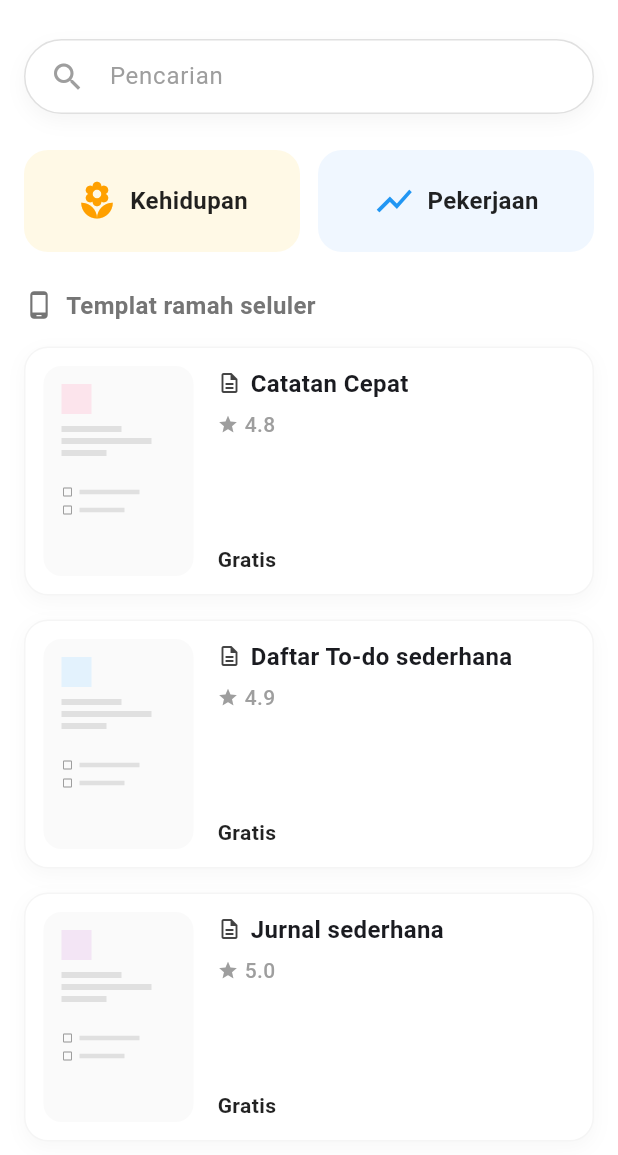
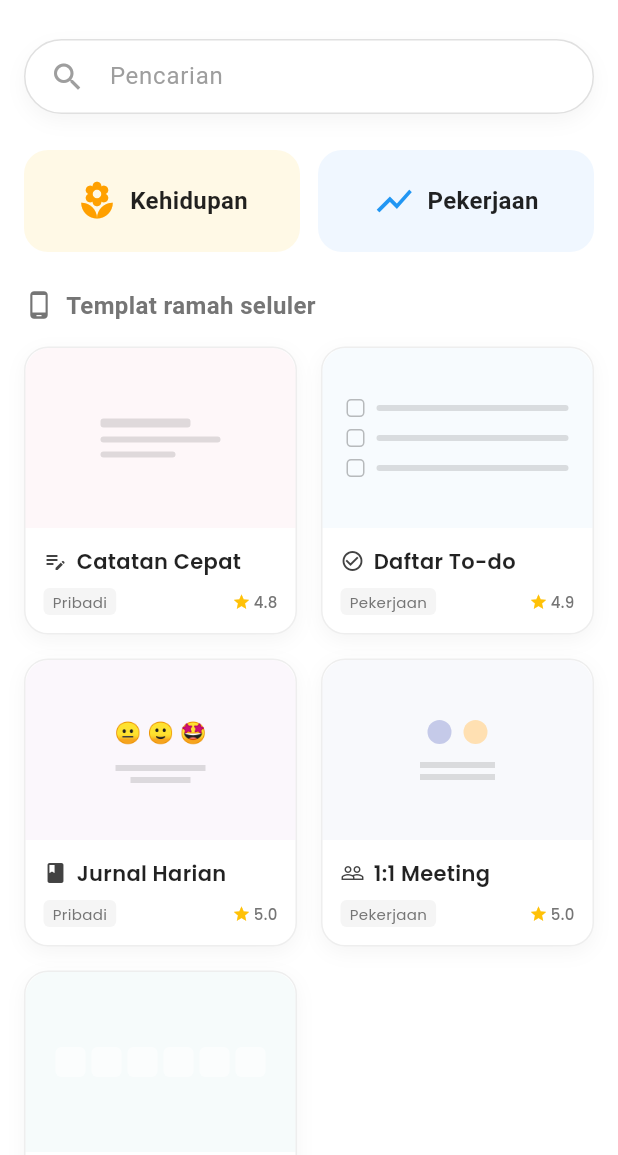
Before and after one commit to KishiEdward/Notes_App_UAS, a Flutter app: the TemplatePage screen opened directly, on a phone screen of 412 x 824 dp, the part 81-1236 px from its top. Run offline on Flutter 3.47's test engine with Material 3 defaults, Android fonts, the phone set to English and light mode, and no system bars; our stand-ins replace cloud_firestore, firebase_auth, firebase_core, google_fonts, google_sign_in, lottie; accounts and stored records are empty.

Commit message:
update tampilan dan isi template

```diff
--- a/lib/pages/template_page.dart
+++ b/lib/pages/template_page.dart
@@ -1,4 +1,6 @@
 import 'package:flutter/material.dart';
+import 'package:flutter_staggered_grid_view/flutter_staggered_grid_view.dart';
+import 'package:google_fonts/google_fonts.dart';
 import 'package:notesapp/models/template_model.dart';
 import 'package:notesapp/pages/note_editor_page.dart';
 
@@ -8,39 +10,39 @@ class TemplatePage extends StatelessWidget {
   static final List<NoteTemplate> _templates = [
     NoteTemplate(
       title: 'Catatan Cepat',
-      content: '',
+      content: '📝 **Catatan Cepat**\n\n💡 Ide utama:\n- \n\n✨ Detail penting:\n- \n- \n\n🔗 Referensi/Link:\n- ',
       category: 'Pribadi',
       icon: Icons.edit_note,
       color: Colors.pink[50]!,
       rating: '4.8',
     ),
     NoteTemplate(
-      title: 'Daftar To-do sederhana',
-      content: '- [ ] \n- [ ] \n- [ ] ',
+      title: 'Daftar To-do',
+      content: '✅ **Target Hari Ini**\n\n🔴 Prioritas Tinggi\n- [ ] \n- [ ] \n\n🟡 Rutinitas\n- [ ] \n- [ ] \n\n🟢 Nanti Saja\n- [ ] ',
       category: 'Pekerjaan',
       icon: Icons.check_circle_outline,
       color: Colors.blue[50]!,
       rating: '4.9',
     ),
     NoteTemplate(
-      title: 'Jurnal sederhana',
-      content: 'Tanggal: \n\nHal yang saya syukuri hari ini:\n1. \n2. \n3. \n\nCerita hari ini:\n',
+      title: 'Jurnal Harian',
+      content: '📅 **Jurnal Harian**\n\nmood hari ini: 😐 / 🙂 / 🤩 / 😔\n\n🙏 **Moment Bersyukur**\n1. \n2. \n3. \n\n🌟 **Highlight Hari Ini**\nApa satu hal menarik yang terjadi?\n\n🧠 **Refleksi**\nApa yang saya pelajari hari ini?',
       category: 'Pribadi',
       icon: Icons.book,
       color: Colors.purple[50]!,
       rating: '5.0',
     ),
     NoteTemplate(
-      title: '1:1 Catatan',
-      content: 'Agenda:\n1. \n2. \n\nCatatan Diskusi:\n- \n\nTindak Lanjut:\n- [ ] ',
+      title: '1:1 Meeting',
+      content: '🤝 **1:1 Meeting**\n👤 Dengan: \n\n📋 **Agenda**\n1. \n2. \n3. \n\n💬 **Catatan Diskusi**\n- \n- \n\n🚀 **Action Items**\n- [ ] \n- [ ] ',
       category: 'Pekerjaan',
       icon: Icons.people_outline,
       color: Colors.indigo[50]!,
       rating: '5.0',
     ),
     NoteTemplate(
-      title: 'Daftar tugas mingguan sederhana',
-      content: '# Senin\n- [ ] \n\n# Selasa\n- [ ] \n\n# Rabu\n- [ ] \n\n# Kamis\n- [ ] \n\n# Jumat\n- [ ] ',
+      title: 'Planner Mingguan',
+      content: '🗓️ **Minggu Ini**\n🎯 Fokus Utama: \n\nMonday 🌑\n- [ ] \n\nTuesday 🌒\n- [ ] \n\nWednesday 🌓\n- [ ] \n\nThursday 🌔\n- [ ] \n\nFriday 🌕\n- [ ] \n\nWeekend 🏖️\n- [ ] ',
       category: 'Pekerjaan',
       icon: Icons.list_alt,
       color: Colors.teal[50]!,
@@ -169,7 +171,17 @@ class TemplatePage extends StatelessWidget {
                 const SizedBox(height: 16),
 
 
-                 ..._templates.map((template) => _buildTemplateItem(context, template)).toList(),
+                MasonryGridView.count(
+                  shrinkWrap: true,
+                  physics: const NeverScrollableScrollPhysics(),
+                  crossAxisCount: 2,
+                  mainAxisSpacing: 16,
+                  crossAxisSpacing: 16,
+                  itemCount: _templates.length,
+                  itemBuilder: (context, index) {
+                    return _buildTemplateItem(context, _templates[index]);
+                  },
+                ),
 
                 const SizedBox(height: 24),
 
@@ -253,69 +265,48 @@ class TemplatePage extends StatelessWidget {
       },
       borderRadius: BorderRadius.circular(16),
       child: Container(
-        margin: const EdgeInsets.only(bottom: 16),
-        padding: const EdgeInsets.all(12),
         decoration: BoxDecoration(
           color: Colors.white,
           borderRadius: BorderRadius.circular(16),
-          border: Border.all(color: Colors.grey[100]!),
+          border: Border.all(color: Colors.grey.shade200),
           boxShadow: [
-             BoxShadow(
-              color: Colors.black.withOpacity(0.03),
+            BoxShadow(
+              color: Colors.black.withOpacity(0.04),
               blurRadius: 10,
               offset: const Offset(0, 4),
             ),
           ],
         ),
-        child: Row(
+        child: Column(
           crossAxisAlignment: CrossAxisAlignment.start,
           children: [
-
             Container(
-              width: 100,
-              height: 140,
+              height: 120,
               decoration: BoxDecoration(
-                color: const Color(0xFFFAFAFA),
-                borderRadius: BorderRadius.circular(12),
+                color: template.color.withOpacity(0.3),
+                borderRadius: const BorderRadius.vertical(top: Radius.circular(16)),
               ),
-
-              child: Padding(
-                  padding: const EdgeInsets.all(12),
-                  child: Column(
-                      crossAxisAlignment: CrossAxisAlignment.start,
-                      children: [
-                           Container(width: 20, height: 20, color: template.color),
-                           const SizedBox(height: 8),
-                           Container(height: 4, width: 40, color: Colors.grey[300]),
-                           const SizedBox(height: 4),
-                           Container(height: 4, width: 60, color: Colors.grey[300]),
-                           const SizedBox(height: 4),
-                           Container(height: 4, width: 30, color: Colors.grey[300]),
-
-                           const Padding(padding: EdgeInsets.only(top: 20)),
-
-                           Row(children: [Icon(Icons.check_box_outline_blank, size: 8, color: Colors.grey), SizedBox(width: 4), Container(height: 3, width: 40, color: Colors.grey[300])]),
-                           SizedBox(height: 4),
-                           Row(children: [Icon(Icons.check_box_outline_blank, size: 8, color: Colors.grey), SizedBox(width: 4), Container(height: 3, width: 30, color: Colors.grey[300])]),
-                      ],
-                  )
+              child: Center(
+                child: _buildVisualPreview(template),
               ),
             ),
-            const SizedBox(width: 16),
-            Expanded(
+
+            Padding(
+              padding: const EdgeInsets.all(12),
               child: Column(
                 crossAxisAlignment: CrossAxisAlignment.start,
                 children: [
-                  Row(
+                   Row(
                     children: [
-                      Icon(Icons.description_outlined, size: 16, color: Colors.grey[800]),
+                      Icon(template.icon, size: 16, color: Colors.grey[800]),
                        const SizedBox(width: 6),
                       Expanded(
                         child: Text(
                           template.title,
-                          style: const TextStyle(
-                            fontWeight: FontWeight.bold,
-                            fontSize: 16,
+                          style: GoogleFonts.poppins(
+                            fontWeight: FontWeight.w600,
+                            fontSize: 14,
+                            color: Colors.black87,
                           ),
                           maxLines: 2,
                           overflow: TextOverflow.ellipsis,
@@ -323,28 +314,35 @@ class TemplatePage extends StatelessWidget {
                       ),
                     ],
                   ),
-                  const SizedBox(height: 6),
+                  const SizedBox(height: 8),
                   Row(
                     children: [
-                      const Icon(Icons.star, size: 14, color: Colors.grey),
-                      const SizedBox(width: 4),
+                      Container(
+                        padding: const EdgeInsets.symmetric(horizontal: 6, vertical: 2),
+                        decoration: BoxDecoration(
+                          color: Colors.grey.shade100,
+                          borderRadius: BorderRadius.circular(4),
+                        ),
+                        child: Text(
+                          template.category,
+                          style: GoogleFonts.poppins(
+                            fontSize: 10,
+                            color: Colors.grey.shade600,
+                          ),
+                        ),
+                      ),
+                      const Spacer(),
+                      const Icon(Icons.star, size: 12, color: Colors.amber),
+                      const SizedBox(width: 2),
                       Text(
                         template.rating,
-                        style: const TextStyle(
-                          color: Colors.grey,
+                        style: GoogleFonts.poppins(
+                          color: Colors.grey.shade600,
+                          fontSize: 10,
                           fontWeight: FontWeight.w500,
                         ),
                       ),
                     ],
-                  ),
-                  const SizedBox(height: 70),
-                  const Text(
-                    'Gratis',
-                    style: TextStyle(
-                      fontWeight: FontWeight.bold,
-                      fontSize: 14,
-                      color: Colors.black87,
-                    ),
                   ),
                 ],
               ),
@@ -352,6 +350,115 @@ class TemplatePage extends StatelessWidget {
           ],
         ),
       ),
+    );
+  }
+
+  Widget _buildVisualPreview(NoteTemplate template) {
+    if (template.title.contains('To-do')) {
+      return Padding(
+        padding: const EdgeInsets.all(16.0),
+        child: Column(
+          mainAxisAlignment: MainAxisAlignment.center,
+          children: [
+            _buildCheckRow(),
+            const SizedBox(height: 8),
+            _buildCheckRow(),
+            const SizedBox(height: 8),
+            _buildCheckRow(),
+          ],
+        ),
+      );
+    } else if (template.title.contains('Jurnal')) {
+      return Column(
+        mainAxisAlignment: MainAxisAlignment.center,
+        children: [
+          Row(
+            mainAxisAlignment: MainAxisAlignment.center,
+            children: const [
+              Text('😐', style: TextStyle(fontSize: 14)),
+              SizedBox(width: 4),
+              Text('🙂', style: TextStyle(fontSize: 14)),
+              SizedBox(width: 4),
+              Text('🤩', style: TextStyle(fontSize: 14)),
+            ],
+          ),
+          const SizedBox(height: 12),
+          Container(height: 4, width: 60, color: Colors.black12),
+          const SizedBox(height: 4),
+          Container(height: 4, width: 40, color: Colors.black12),
+        ],
+      );
+    } else if (template.title.contains('Meeting')) {
+       return Column(
+        mainAxisAlignment: MainAxisAlignment.center,
+        children: [
+          Row(
+            mainAxisAlignment: MainAxisAlignment.center,
+            children: [
+               CircleAvatar(radius: 8, backgroundColor: Colors.indigo[100]),
+               const SizedBox(width: 8),
+               CircleAvatar(radius: 8, backgroundColor: Colors.orange[100]),
+            ],
+          ),
+          const SizedBox(height: 12),
+           Container(height: 4, width: 50, color: Colors.black12),
+           const SizedBox(height: 4),
+           Container(height: 4, width: 50, color: Colors.black12),
+        ],
+      );
+    } else if (template.title.contains('Planner')) {
+      return Padding(
+        padding: const EdgeInsets.all(12.0),
+        child: Wrap(
+          spacing: 4,
+          runSpacing: 4,
+          children: List.generate(6, (index) => Container(
+            width: 20,
+            height: 20,
+            decoration: BoxDecoration(
+              color: Colors.white.withOpacity(0.6),
+              borderRadius: BorderRadius.circular(4),
+            ),
+          )),
+        ),
+      );
+    }
+
+    return Column(
+      mainAxisAlignment: MainAxisAlignment.center,
+      crossAxisAlignment: CrossAxisAlignment.start,
+      children: [
+        Container(height: 6, width: 60, decoration: BoxDecoration(color: Colors.black12, borderRadius: BorderRadius.circular(2))),
+        const SizedBox(height: 6),
+        Container(height: 4, width: 80, decoration: BoxDecoration(color: Colors.black12, borderRadius: BorderRadius.circular(2))),
+        const SizedBox(height: 6),
+        Container(height: 4, width: 50, decoration: BoxDecoration(color: Colors.black12, borderRadius: BorderRadius.circular(2))),
+      ],
+    );
+  }
+
+  Widget _buildCheckRow() {
+    return Row(
+      children: [
+        Container(
+          width: 12,
+          height: 12,
+          decoration: BoxDecoration(
+            border: Border.all(color: Colors.black26),
+            borderRadius: BorderRadius.circular(3),
+          ),
+        ),
+        const SizedBox(width: 8),
+        Expanded(
+          child: Container(
+            height: 4,
+            decoration: BoxDecoration(
+              color: Colors.black12,
+              borderRadius: BorderRadius.circular(2),
+            ),
+          ),
+        ),
+      ],
     );
   }
 
```
